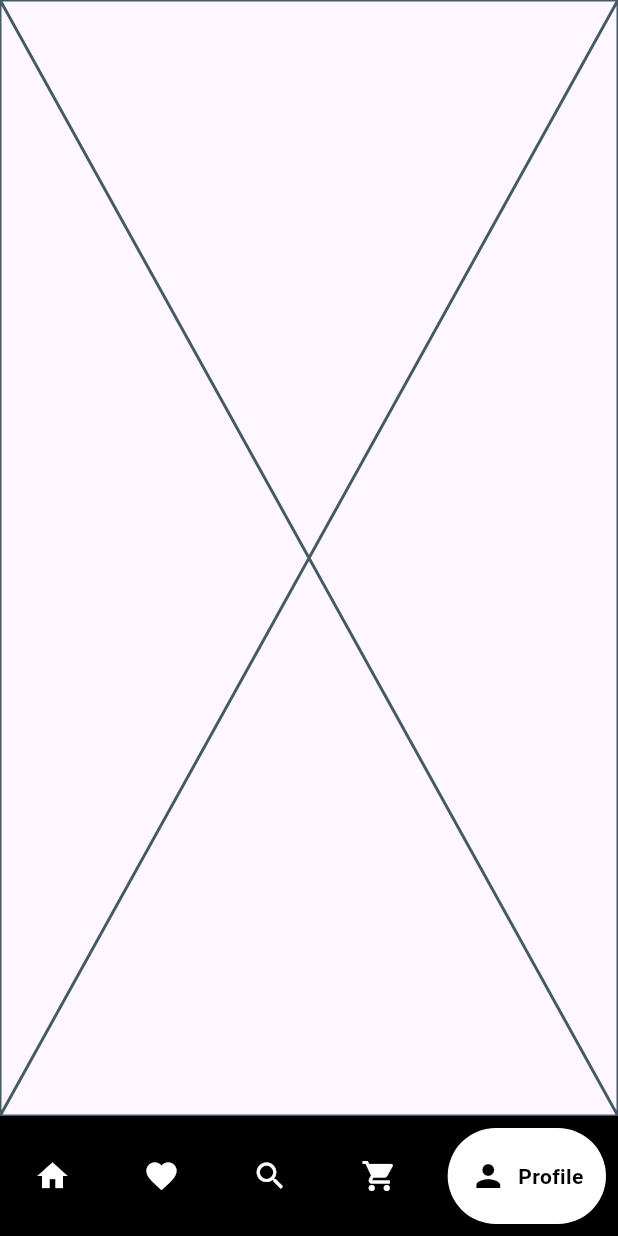
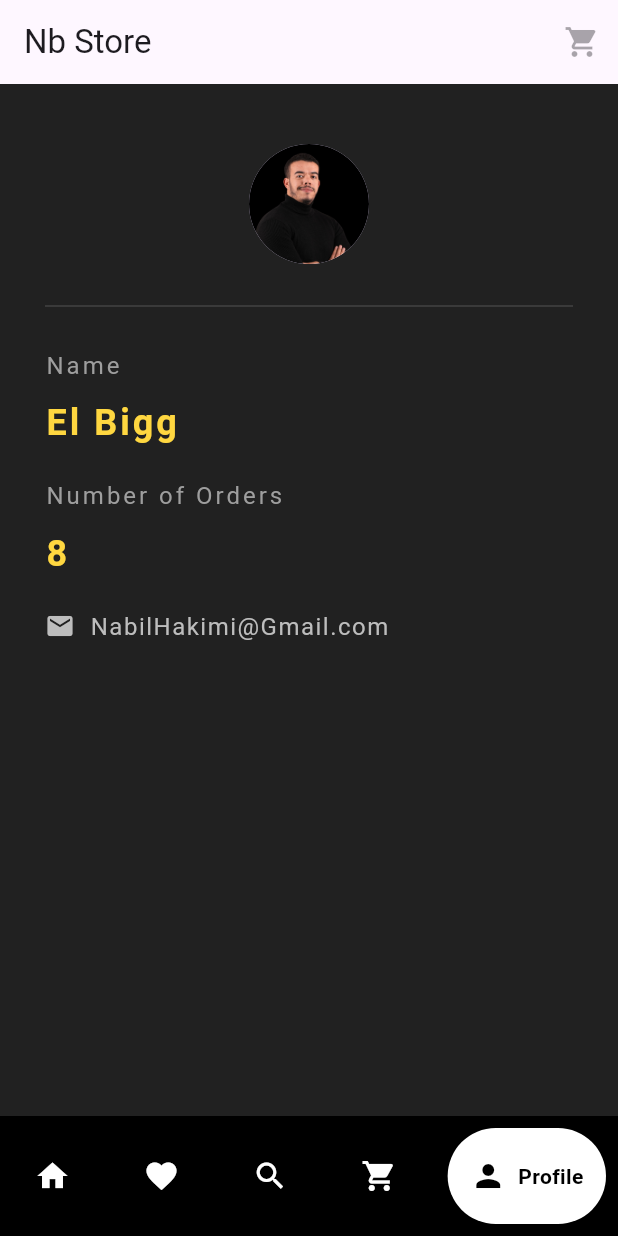
Before and after one commit to EL-Nabil-Hakimi/NBStore-Flutter, a Flutter app: the screen it shows after launch, item 5 of the bottom bar chosen, on a phone screen of 412 x 824 dp. Run offline on Flutter 3.47's test engine with Material 3 defaults, Android fonts, the phone set to English and light mode, and no system bars; drawn by our look-alikes of google_nav_bar; our stand-ins replace quickalert; network calls fail.

Commit message:
chore: Add ProfilePage to homepage navigation

```diff
--- /dev/null
+++ b/lib/ProfilePage.dart
@@ -0,0 +1,89 @@
+import 'package:flutter/material.dart';
+
+class ProfilePage extends StatelessWidget {
+  const ProfilePage({Key? key}) : super(key: key);
+
+  @override
+  Widget build(BuildContext context) {
+    return Scaffold(
+      backgroundColor: Colors.grey[900],
+      appBar: AppBar(
+        automaticallyImplyLeading: false,
+        title: const Text('Nb Store'),
+        actions: const [
+          IconButton(onPressed: null, icon: Icon(Icons.shopping_cart))
+        ],
+      ),
+      body: Padding(
+        padding: const EdgeInsets.fromLTRB(30, 40, 30, 0),
+        child: Column(
+          crossAxisAlignment: CrossAxisAlignment.start,
+          children: <Widget>[
+            const Center(
+              child: CircleAvatar(
+                backgroundImage: AssetImage('asset/user.jpg'),
+                radius: 40,
+              ),
+            ),
+            const SizedBox(height: 20),
+            Divider(
+              color: Colors.grey[800],
+              thickness: 1,
+            ),
+            const SizedBox(height: 20),
+            const Text(
+              'Name',
+              style:
+                  TextStyle(color: Colors.grey, letterSpacing: 2, fontSize: 16),
+            ),
+            const SizedBox(height: 10),
+            Text(
+              'El Bigg',
+              style: TextStyle(
+                color: Colors.amberAccent[200],
+                letterSpacing: 2,
+                fontSize: 24,
+                fontWeight: FontWeight.bold,
+              ),
+            ),
+            const SizedBox(height: 20),
+            const Text(
+              'Number of Orders',
+              style:
+                  TextStyle(color: Colors.grey, letterSpacing: 2, fontSize: 16),
+            ),
+            const SizedBox(height: 10),
+            Text(
+              '8',
+              style: TextStyle(
+                color: Colors.amberAccent[200],
+                letterSpacing: 2,
+                fontSize: 24,
+                fontWeight: FontWeight.bold,
+              ),
+            ),
+            const SizedBox(height: 20),
+            Row(
+              children: <Widget>[
+                Icon(
+                  Icons.email,
+                  color: Colors.grey[400],
+                  size: 20,
+                ),
+                const SizedBox(width: 10),
+                Text(
+                  'NabilHakimi@Gmail.com',
+                  style: TextStyle(
+                    color: Colors.grey[400],
+                    fontSize: 16,
+                    letterSpacing: 1,
+                  ),
+                ),
+              ],
+            ),
+          ],
+        ),
+      ),
+    );
+  }
+}
--- a/lib/homepage.dart
+++ b/lib/homepage.dart
@@ -2,6 +2,7 @@ import 'package:flutter/material.dart';
 import 'package:google_nav_bar/google_nav_bar.dart';
 import 'LikesPage.dart';
 import 'FirstPage.dart';
+import 'ProfilePage.dart';
 
 class HomePage extends StatefulWidget {
   const HomePage({Key? key}) : super(key: key);
@@ -18,7 +19,7 @@ class _HomePageState extends State<HomePage> {
     const LikesPage(),
     const Placeholder(),
     const Placeholder(),
-    const Placeholder(),
+    const ProfilePage(),
   ];
 
   @override
--- a/pubspec.yaml
+++ b/pubspec.yaml
@@ -62,9 +62,8 @@ flutter:
   uses-material-design: true
 
   # To add assets to your application, add an assets section, like this:
-  # assets:
-  #   - images/a_dot_burr.jpeg
-  #   - images/a_dot_ham.jpeg
+  assets:
+    - asset/
 
   # An image asset can refer to one or more resolution-specific "variants", see
   # https://flutter.dev/assets-and-images/#resolution-aware
```
Also changed, not shown: asset/user.jpg (added), lib/LikesPage.dart (line endings or trailing spaces).
